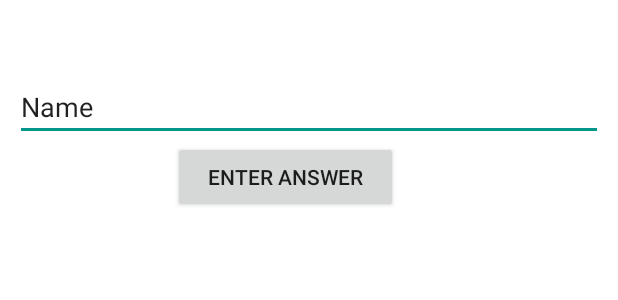
After one commit to FireWeasel/RiddleTheFlag, an Android app: the layout custom_info_window.xml on its own in the app's theme, with its tools: preview values and no code run, on a phone screen of 412 x 824 dp. The commit adds this screen. Shown: the top 300 px of the screen. Run offline under Robolectric (Android 15) with nearby library versions, the phone set to English and light mode, and no system bars.

Commit message:
Adding marker InfoWindows

```diff
--- /dev/null
+++ b/app/src/main/res/layout/custom_info_window.xml
@@ -0,0 +1,50 @@
+<?xml version="1.0" encoding="utf-8"?>
+<LinearLayout
+    xmlns:android="http://schemas.android.com/apk/res/android" android:layout_width="match_parent"
+    android:layout_height="match_parent"
+    android:background="@color/white"
+    android:padding="10dp">
+
+    <LinearLayout
+        android:layout_width="match_parent"
+        android:layout_height="wrap_content"
+        android:orientation="vertical">
+
+        <TextView
+            android:id="@+id/title"
+            android:layout_width="wrap_content"
+            android:layout_height="wrap_content"
+            android:layout_gravity="center_horizontal"
+            android:ellipsize="end"
+            android:maxLines="1"
+            android:textColor="#000"
+            android:textSize="14sp"
+            android:textStyle="bold"></TextView>
+
+        <TextView
+            android:id="@+id/snippet"
+            android:layout_width="wrap_content"
+            android:layout_height="wrap_content"
+            android:ellipsize="end"
+            android:maxLines="10"
+            android:textColor="#000"
+            android:textSize="14sp"></TextView>
+
+        <EditText
+            android:layout_width="match_parent"
+            android:layout_height="wrap_content"
+            android:ems="10"
+            android:inputType="textPersonName"
+            android:text="Name" />
+
+        <Button
+            android:id="@+id/button2"
+            android:layout_width="150dp"
+            android:layout_height="wrap_content"
+            android:layout_marginLeft="105dp"
+            android:layout_weight="1"
+            android:text="Enter answer" />
+
+    </LinearLayout>
+
+</LinearLayout>
--- a/app/src/main/res/values/colors.xml
+++ b/app/src/main/res/values/colors.xml
@@ -4,4 +4,5 @@
     <color name="colorPrimaryDark">#465258</color>
     <color name="colorAccent">#009688</color>
     <color name="background_material_light">#cfd8dc</color>
+    <color name="white">#FFFFFF</color>
 </resources>
```
Also changed, not shown: app/src/main/java/com/example/marinac/riddletheflag/CustomInfoWindowAdapter.java (added, +53 -0 lines), app/src/main/java/com/example/marinac/riddletheflag/Drawer.java (+17 -2 lines), 57 other files.
